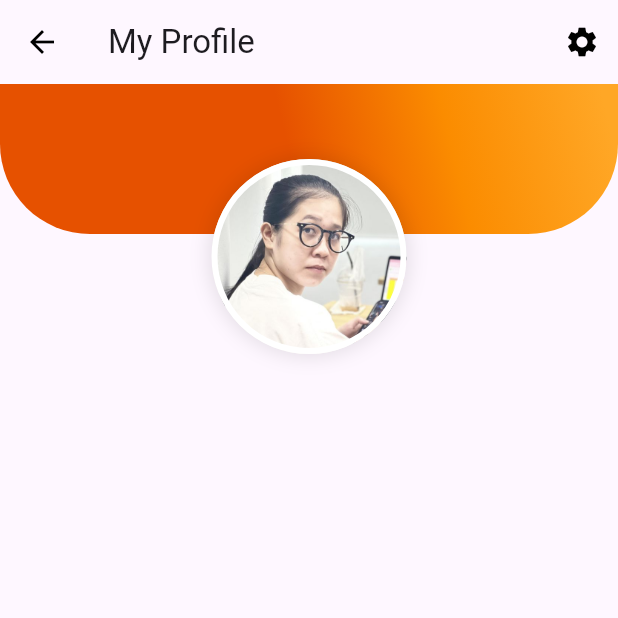
After one commit to truongduytven/SWD392-MobileApp, a Flutter app: the ProfilePage2 screen opened directly, on a phone screen of 412 x 824 dp, the top half of it. The commit adds this screen. Run offline on Flutter 3.47's test engine with Material 3 defaults, Android fonts, the phone set to English and light mode, and no system bars; our stand-ins replace google_fonts, lottie, qr_flutter, smooth_page_indicator; missing offline and left inert: googleapis, mobile_scanner.

Commit message:
feat: profile

```diff
--- /dev/null
+++ b/lib/Profile/profile_2.dart
@@ -0,0 +1,99 @@
+import 'package:flutter/material.dart';
+
+class ProfilePage2 extends StatefulWidget {
+  const ProfilePage2({super.key});
+
+  @override
+  State<ProfilePage2> createState() => _ProfilePage2State();
+}
+
+class _ProfilePage2State extends State<ProfilePage2> {
+  @override
+  Widget build(BuildContext context) {
+    return Scaffold(
+      appBar: AppBar(
+        title: Text('My Profile'),
+        leading: IconButton(
+          icon: Icon(Icons.arrow_back, color: Colors.black),
+          onPressed: () {},
+        ),
+        actions: [
+          IconButton(
+            icon: Icon(
+              Icons.settings,
+              color: Colors.black,
+            ),
+            onPressed: () {},
+          )
+        ],
+      ),
+      body: SingleChildScrollView(
+        child: Column(
+          crossAxisAlignment: CrossAxisAlignment.start,
+          children: [
+            Container(
+              width: double.infinity,
+              decoration: BoxDecoration(
+                gradient: LinearGradient(
+                  begin: Alignment.bottomCenter,
+                  colors: [
+                    Colors.orange.shade900,
+                    Colors.orange.shade600,
+                    Colors.orange.shade400,
+                  ],
+                ),
+                borderRadius: BorderRadius.only(
+                  bottomLeft: Radius.circular(60),
+                  bottomRight: Radius.circular(60),
+                ),
+              ),
+              child: SizedBox(
+                height: 100,
+              ),
+            ),
+            Transform.translate(
+              offset: Offset(0, -60),
+              child: Column(
+                children: [
+                  Container(
+                    padding: EdgeInsets.all(10),
+                    child: Column(
+                      children: [
+                        Center(
+                          child: Container(
+                            child: Stack(
+                              children: [
+                                Container(
+                                  width: 130,
+                                  height: 130,
+                                  decoration: BoxDecoration(
+                                      border: Border.all(
+                                          width: 4, color: Colors.white),
+                                      boxShadow: [
+                                        BoxShadow(
+                                            spreadRadius: 2,
+                                            blurRadius: 10,
+                                            color: Colors.black.withOpacity(0.1))
+                                      ],
+                                      shape: BoxShape.circle,
+                                      image: DecorationImage(
+                                          fit: BoxFit.cover,
+                                          image:
+                                              AssetImage('assets/mytien.jpg'))),
+                                ),
+                              ],
+                            ),
+                          ),
+                        ),
+                      ],
+                    ),
+                  )
+                ],
+              ),
+            )
+          ],
+        ),
+      ),
+    );
+  }
+}
--- a/lib/navigation_menu.dart
+++ b/lib/navigation_menu.dart
@@ -1,6 +1,5 @@
 import 'package:flutter/material.dart';
 import 'package:swd392/Home/homepage.dart';
-import 'package:swd392/Notification/notification.dart';
 import 'package:swd392/Profile/edit_profile.dart';
 import 'package:swd392/Profile/profile.dart';
 import 'package:swd392/Search/search_ticket.dart';
@@ -98,7 +97,7 @@ class _NavigationMenuState extends State<NavigationMenu> {
       case 1:
         return SearchTicketPage();
       case 2:
-        return EditProfilePage();
+        return const Text('Thông báo');
       case 3:
         return ProfilePage();
       default:
```
Also changed, not shown: lib/Login/login.dart (+19 -8 lines), lib/Profile/edit_profile.dart (+90 -60 lines), lib/Profile/profile.dart (+116 -61 lines), lib/footer.dart (deleted, +0 -38 lines).
